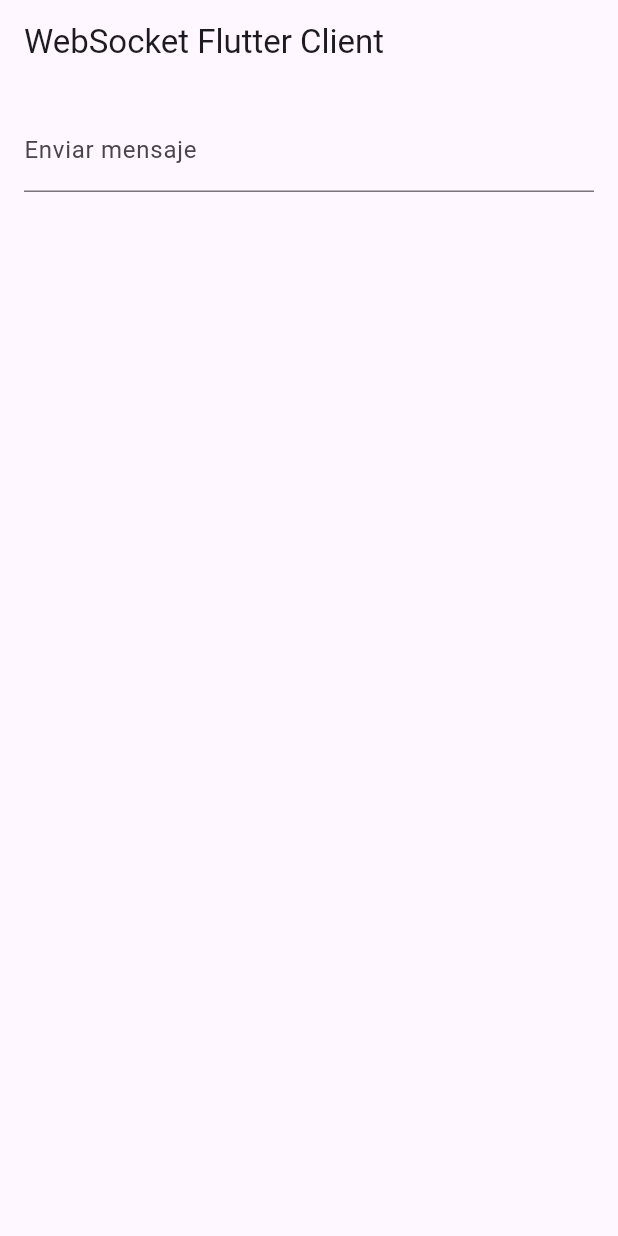
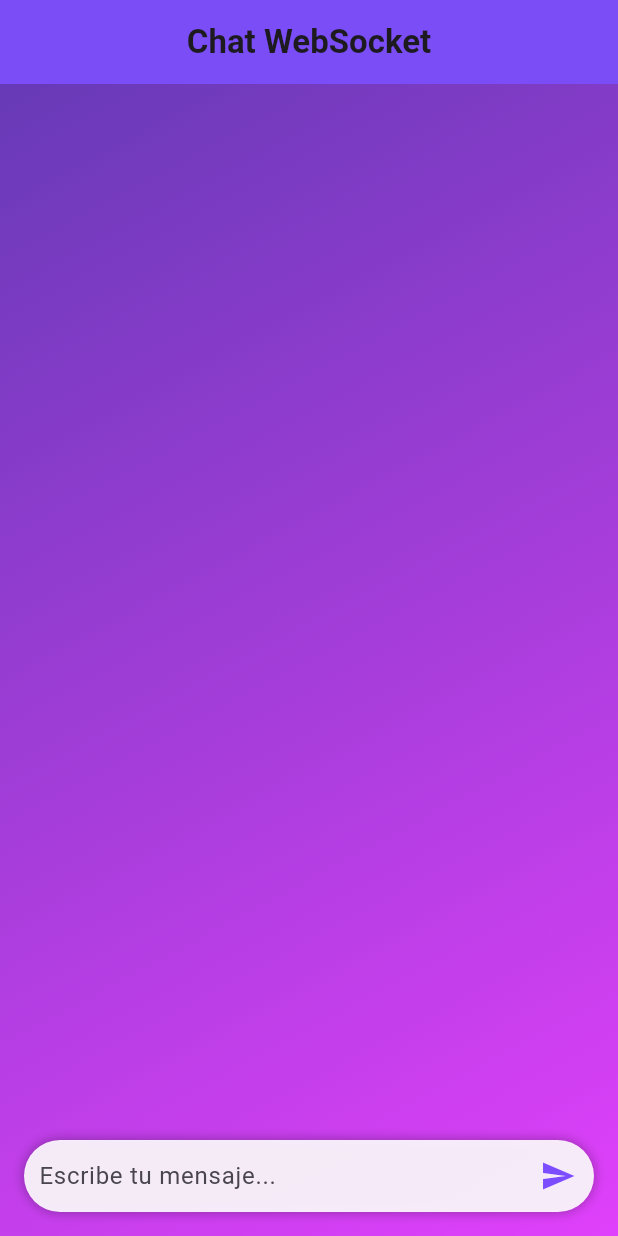
Before and after one commit to Jotaoesee/websocket-webrtc, a Flutter app: the screen it shows after launch, on a phone screen of 412 x 824 dp. Run offline on Flutter 3.47's test engine with Material 3 defaults, Android fonts, the phone set to English and light mode, and no system bars; network calls fail.

Commit message:
hago cambios visuales en la aplicacion

```diff
--- a/flutter_client/lib/main.dart
+++ b/flutter_client/lib/main.dart
@@ -5,41 +5,143 @@ void main() {
   runApp(MyApp());
 }
 
-class MyApp extends StatelessWidget {
+class MyApp extends StatefulWidget {
+  const MyApp({super.key});
+
+  @override
+  _MyAppState createState() => _MyAppState();
+}
+
+class _MyAppState extends State<MyApp> {
   final channel = WebSocketChannel.connect(
     Uri.parse('ws://localhost:8080'),
   );
 
-  MyApp({super.key});
+  final TextEditingController _controller = TextEditingController();
+  final List<String> _messages =
+      []; // Lista para almacenar solo los mensajes enviados
 
   @override
   Widget build(BuildContext context) {
     return MaterialApp(
+      theme: ThemeData(
+        primarySwatch: Colors.deepPurple,
+      ),
       home: Scaffold(
         appBar: AppBar(
-          title: Text('WebSocket Flutter Client'),
+          title: const Text(
+            'Chat WebSocket',
+            style: TextStyle(fontWeight: FontWeight.bold),
           ),
-        body: Padding(
+          centerTitle: true,
+          backgroundColor: Colors.deepPurpleAccent,
+          elevation: 5,
+        ),
+        body: Container(
+          decoration: const BoxDecoration(
+            gradient: LinearGradient(
+              colors: [Colors.deepPurple, Colors.purpleAccent],
+              begin: Alignment.topLeft,
+              end: Alignment.bottomRight,
+            ),
+          ),
+          child: Padding(
             padding: const EdgeInsets.all(16.0),
             child: Column(
               children: [
-              TextField(
-                onChanged: (text) {
-                  channel.sink.add(text);
-                },
-                decoration: InputDecoration(labelText: 'Enviar mensaje'),
+                Expanded(
+                  child: ListView.builder(
+                    itemCount: _messages.length,
+                    itemBuilder: (context, index) {
+                      return Align(
+                        alignment: Alignment.centerRight,
+                        child: Container(
+                          padding: const EdgeInsets.all(12),
+                          margin: const EdgeInsets.symmetric(
+                              vertical: 5, horizontal: 10),
+                          decoration: BoxDecoration(
+                            color: Colors.white.withOpacity(0.9),
+                            borderRadius: BorderRadius.circular(15),
+                            boxShadow: [
+                              BoxShadow(
+                                color: Colors.black26,
+                                blurRadius: 5,
+                                spreadRadius: 1,
                               ),
-              SizedBox(height: 20),
-              StreamBuilder(
-                stream: channel.stream,
-                builder: (context, snapshot) {
-                  return Text(snapshot.hasData ? '${snapshot.data}' : '');
+                            ],
+                          ),
+                          child: Text(
+                            _messages[index],
+                            style: const TextStyle(
+                              fontSize: 16,
+                              fontWeight: FontWeight.bold,
+                              color: Colors.deepPurple,
+                            ),
+                          ),
+                        ),
+                      );
                     },
                   ),
+                ),
+                const SizedBox(height: 10),
+                _buildMessageInput(),
               ],
+            ),
           ),
         ),
       ),
     );
   }
+
+  Widget _buildMessageInput() {
+    return Container(
+      decoration: BoxDecoration(
+        color: Colors.white.withOpacity(0.9),
+        borderRadius: BorderRadius.circular(30),
+        boxShadow: [
+          BoxShadow(
+            color: Colors.black26,
+            blurRadius: 5,
+            spreadRadius: 1,
+          ),
+        ],
+      ),
+      child: Row(
+        children: [
+          Expanded(
+            child: Padding(
+              padding: const EdgeInsets.symmetric(horizontal: 10),
+              child: TextField(
+                controller: _controller,
+                decoration: const InputDecoration(
+                  hintText: 'Escribe tu mensaje...',
+                  border: InputBorder.none,
+                ),
+              ),
+            ),
+          ),
+          IconButton(
+            onPressed: _sendMessage,
+            icon: const Icon(Icons.send, color: Colors.deepPurpleAccent),
+          ),
+        ],
+      ),
+    );
   }
+
+  void _sendMessage() {
+    if (_controller.text.isNotEmpty) {
+      channel.sink.add(_controller.text); // Enviar mensaje
+      setState(() {
+        _messages.add(_controller.text); // Agregar solo los mensajes enviados
+      });
+      _controller.clear(); // Limpiar campo
+    }
+  }
+
+  @override
+  void dispose() {
+    channel.sink.close();
+    super.dispose();
+  }
+}
```
Also changed, not shown: 1 other file. Lines whose indentation alone changed are shown as unchanged.
